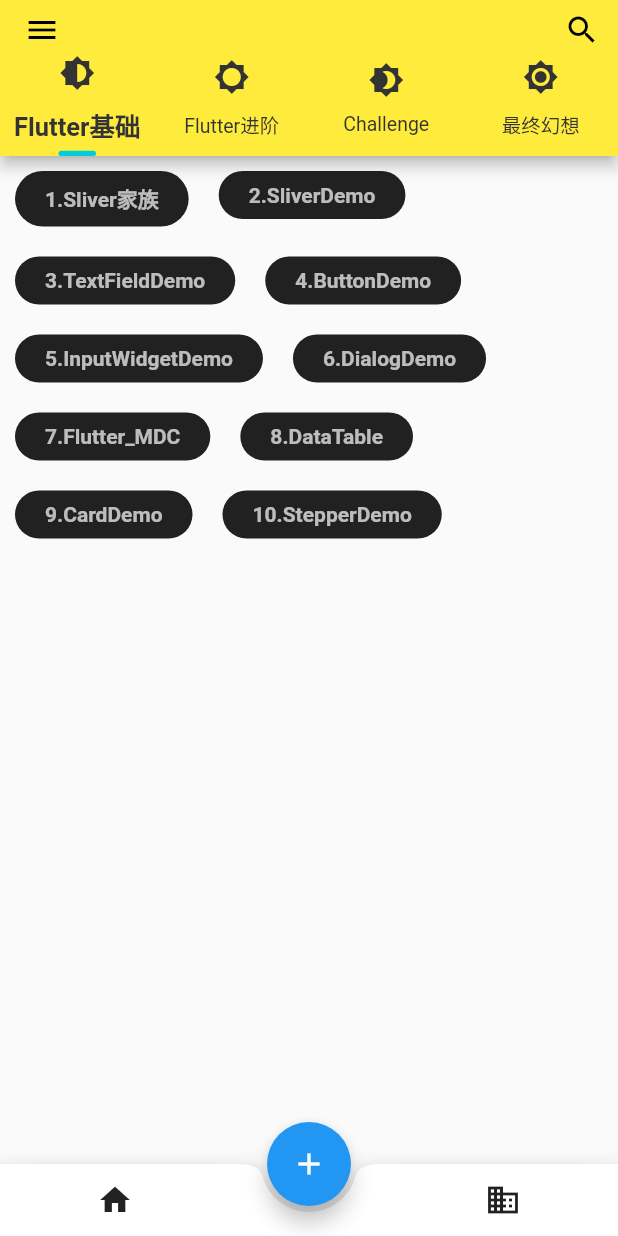
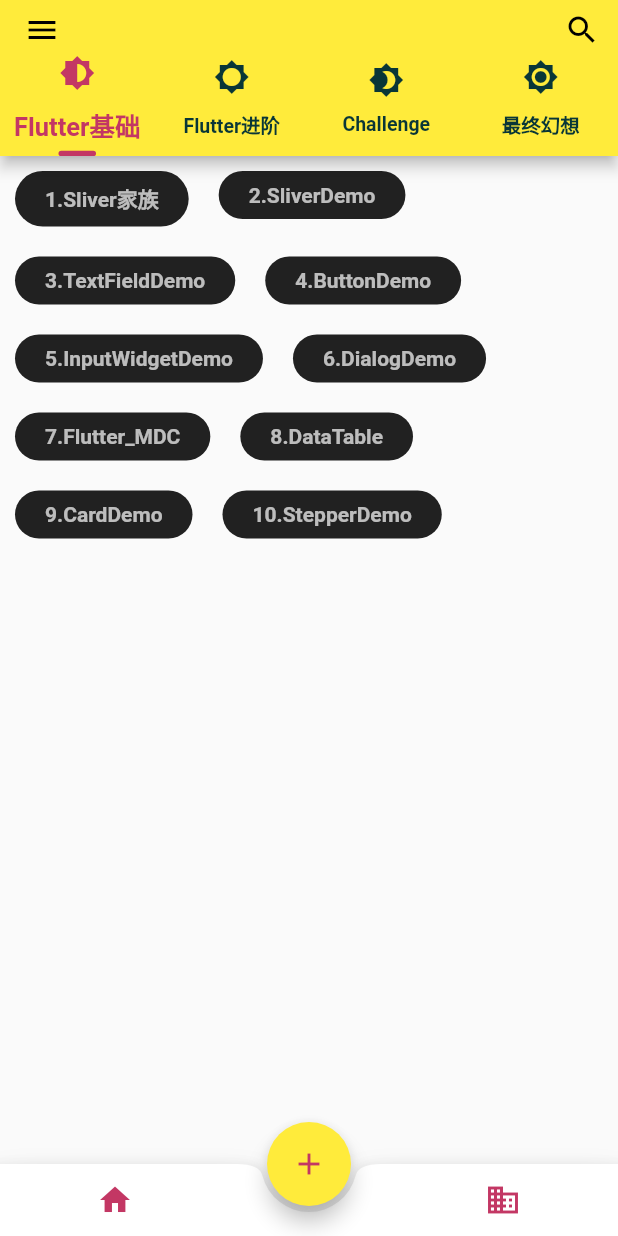
Before and after one commit to ian-kevin126/flutter_learn_forever, a Flutter app: the screen it shows after launch, on a phone screen of 412 x 824 dp. Run offline on Flutter 3.47's test engine with Material 2 defaults, Android fonts, the phone set to English and light mode, and no system bars; our stand-ins replace flutter_swiper.

Commit message:
app配色调整

```diff
--- a/flutter_app_review/lib/home.dart
+++ b/flutter_app_review/lib/home.dart
@@ -62,16 +62,13 @@ class _MyHomePageState extends State<MyHomePage> {
           ],
           bottom: TabBar(
             indicator: RoundUnderlineTabIndicator(
-                borderSide: BorderSide(
-              width: 3.5,
-              color: Color(0xff00cdd7),
-            )),
-            labelColor: Color(0xff333333),
+                borderSide: BorderSide(width: 3.5, color: Color(0xFFc33764))),
+            labelColor: Color(0xFFc33764),
             labelStyle: TextStyle(fontSize: 17, fontWeight: FontWeight.bold),
             labelPadding: EdgeInsets.only(left: 0, right: 0),
-            unselectedLabelColor: Color(0xff333333),
+            unselectedLabelColor: Color(0xff093637),
             unselectedLabelStyle:
-                TextStyle(fontSize: 13, fontWeight: FontWeight.normal),
+                TextStyle(fontSize: 13, fontWeight: FontWeight.bold),
             tabs: [
               VgTab(
                 text: "Flutter基础",
@@ -123,12 +120,12 @@ class _MyHomePageState extends State<MyHomePage> {
           child: Row(
             children: [
               IconButton(
-                icon: Icon(Icons.home),
+                icon: Icon(Icons.home, color: Color(0xFFc33764)),
                 onPressed: () {},
               ),
               SizedBox(), //中间位置空出
               IconButton(
-                icon: Icon(Icons.business),
+                icon: Icon(Icons.business, color: Color(0xFFc33764)),
                 onPressed: () {},
               ),
             ],
@@ -136,7 +133,8 @@ class _MyHomePageState extends State<MyHomePage> {
           ),
         ),
         floatingActionButton: FloatingActionButton(
-          child: Icon(Icons.add),
+          child: Icon(Icons.add, color: Color(0xFFc33764)),
+          backgroundColor: Theme.of(context).primaryColor,
           onPressed: () {},
         ),
         floatingActionButtonLocation: FloatingActionButtonLocation.centerDocked,
--- a/flutter_app_review/lib/main.dart
+++ b/flutter_app_review/lib/main.dart
@@ -12,7 +12,7 @@ class MyApp extends StatelessWidget {
       theme: ThemeData(
           primarySwatch: Colors.yellow,
           highlightColor: Colors.white,
-          splashColor: Colors.redAccent,
+          splashColor: Color(0xFF44a08d),
           accentColor: Colors.blue
 //        splashFactory: InteractiveInkFeatureFactory.
           ),
```
